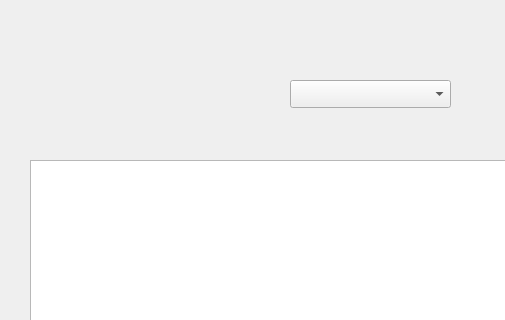
Above: schema_check.ui from QjaYo/Database_MiniProject before the change; both pictures show x 0 to 505 and y 0 to 320 of the 728 by 507 pixel window. Below: the same form after it.
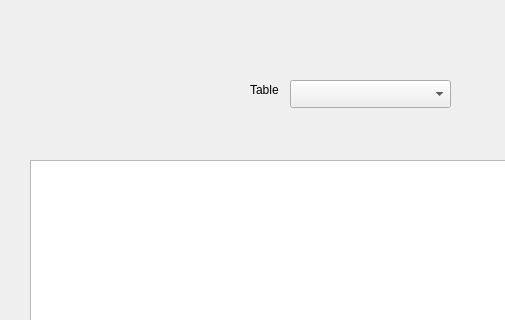
That is the form after the change.

```diff
--- a/schema_check.ui
+++ b/schema_check.ui
@@ -33,6 +33,19 @@
     </rect>
    </property>
   </widget>
+  <widget class="QLabel" name="label">
+   <property name="geometry">
+    <rect>
+     <x>250</x>
+     <y>80</y>
+     <width>31</width>
+     <height>20</height>
+    </rect>
+   </property>
+   <property name="text">
+    <string>Table</string>
+   </property>
+  </widget>
  </widget>
  <resources/>
  <connections/>
```
